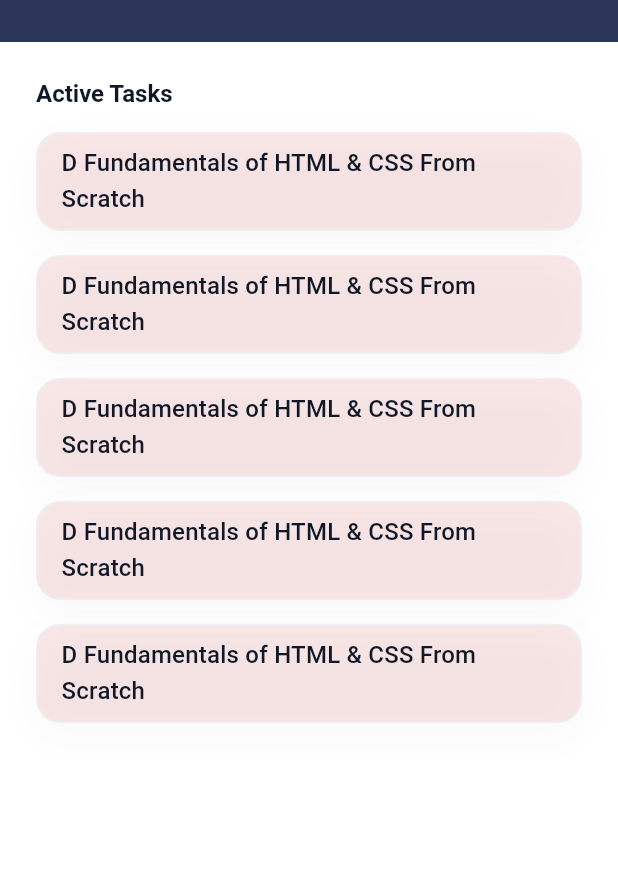
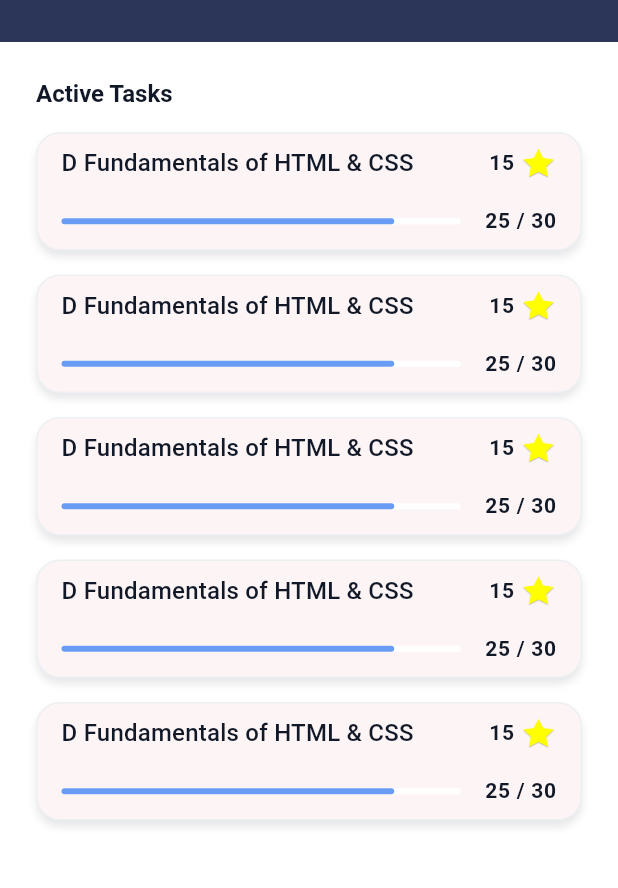
Before and after one commit to DargaHasanBasri/word_prime, a Flutter app: the TaskListPage screen opened directly, on a phone screen of 412 x 824 dp, the part 78-966 px from its top. Run offline on Flutter 3.47's test engine with Material 3 defaults, Android fonts, the phone set to English and light mode, and no system bars; our stand-ins replace cached_network_image, dotted_border, easy_localization, get_it; network calls fail.

Commit message:
Update task list
add linear progress bar

```diff
--- a/lib/main.dart
+++ b/lib/main.dart
@@ -41,7 +41,7 @@ class MyApp extends StatelessWidget {
       darkTheme: CustomAppTheme.darkTheme,
       navigatorKey: locator<AppRoutes>().baseNavigatorKey,
       onGenerateRoute: Routes.generateRoute,
-      initialRoute: Routes.Onboarding,
+      initialRoute: Routes.MainTab,
       builder: (context, widget) {
         return widget!;
       },
--- a/lib/ui/pages/task_list/components/tasks_list_item.dart
+++ b/lib/ui/pages/task_list/components/tasks_list_item.dart
@@ -3,10 +3,15 @@ import 'package:word_prime/export.dart';
 class TaskListItem extends StatelessWidget {
   final String taskTitle;
   final int score;
+  final int completedTask;
+  final int countTask;
+
   const TaskListItem({
     super.key,
     required this.taskTitle,
     required this.score,
+    required this.completedTask,
+    required this.countTask,
   });
 
   @override
@@ -17,24 +22,68 @@ class TaskListItem extends StatelessWidget {
         horizontal: 16,
       ),
       decoration: BoxDecoration(
-        color: Theme.of(context).colorScheme.onSecondaryContainer.withOpacity(0.2),
+        color: Theme.of(context).colorScheme.onSecondaryContainer,
         borderRadius: BorderRadius.circular(16),
         border: Border.all(
           color: Theme.of(context).colorScheme.onPrimaryContainer,
         ),
         boxShadow: [
           BoxShadow(
-            color: AppColors.mirage.withOpacity(0.03),
-            blurRadius: 20,
-            offset: Offset(0, 8),
+            color: Theme.of(context).colorScheme.secondary.withOpacity(0.10),
+            blurRadius: 4,
+            offset: Offset(0, 4),
           ),
         ],
       ),
-      child: Text(
-        taskTitle,
-        style: Theme.of(context).textTheme.titleMedium,
-        overflow: TextOverflow.ellipsis,
-        maxLines: 3,
+      child: Column(
+        crossAxisAlignment: CrossAxisAlignment.stretch,
+        children: [
+          Row(
+            children: [
+              Expanded(
+                child: Text(
+                  taskTitle,
+                  style: Theme.of(context).textTheme.titleMedium,
+                  overflow: TextOverflow.ellipsis,
+                  maxLines: 3,
+                ),
+              ),
+              SizedBox(width: AppSizes.sizedBoxOverallWidth),
+              Row(
+                children: [
+                  Text(
+                    '$score',
+                    style: Theme.of(context).textTheme.bodyLarge,
+                  ),
+                  SizedBox(width: AppSizes.sizedBoxXSmallWidth),
+                  Image.asset(
+                    AppAssets.icScorePath,
+                    width: AppSizes.appOverallIconWidth,
+                    height: AppSizes.appOverallIconHeight,
+                  ),
+                ],
+              ),
+            ],
+          ),
+          SizedBox(height: AppSizes.sizedBoxMediumHeight),
+          Row(
+            children: [
+              Expanded(
+                child: LinearProgressIndicator(
+                  value: (completedTask / countTask),
+                  borderRadius: BorderRadius.circular(8),
+                  color: AppColors.cornflowerBlue,
+                  backgroundColor: AppColors.white,
+                ),
+              ),
+              SizedBox(width: AppSizes.sizedBoxMediumWidth),
+              Text(
+                "${completedTask} / ${countTask}",
+                style: Theme.of(context).textTheme.bodyLarge,
+              ),
+            ],
+          ),
+        ],
       ),
     );
   }
--- a/lib/ui/pages/task_list/task_list_page.dart
+++ b/lib/ui/pages/task_list/task_list_page.dart
@@ -50,9 +50,11 @@ class _TaskListPageState extends BaseStatefulState<TaskListPage> {
           itemBuilder: (context, index) {
             return TaskListItem(
               taskTitle: _vm.taskMethod.value == 'Weekly'
-                  ? 'W Fundamentals of HTML & CSS From Scratch'
-                  : 'D Fundamentals of HTML & CSS From Scratch',
+                  ? 'W Fundamentals of HTML & CSS'
+                  : 'D Fundamentals of HTML & CSS',
               score: 15,
+              completedTask: _vm.completedTask,
+              countTask: _vm.countTask,
             );
           },
           separatorBuilder: (context, index) => SizedBox(
--- a/lib/ui/pages/task_list/task_list_view_model.dart
+++ b/lib/ui/pages/task_list/task_list_view_model.dart
@@ -4,5 +4,8 @@ class TaskListViewModel extends BaseViewModel {
   final String whichTaskMethod;
   TaskListViewModel(this.whichTaskMethod);
 
+  final int completedTask = 25;
+  final int countTask = 30;
+
   ValueNotifier<String> taskMethod = ValueNotifier('');
 }
--- a/lib/ui/pages/tasks/components/ranking_results.dart
+++ b/lib/ui/pages/tasks/components/ranking_results.dart
@@ -52,9 +52,12 @@ class RankingResults extends StatelessWidget {
               mainAxisAlignment: MainAxisAlignment.start,
               children: [
                 Padding(
-                  padding: AppPaddings.paddingLargeBottom,
-                  child: Image.asset(
-                    AppAssets.icScoreFlashPath,
+                  padding: AppPaddings.paddingSmallVertical,
+                  child: AspectRatio(
+                    aspectRatio: 2  ,
+                    child: Image.asset(
+                      AppAssets.imgImgDeerPath,
+                    ),
                   ),
                 ),
                 Padding(
--- a/lib/utils/app_assets.dart
+++ b/lib/utils/app_assets.dart
@@ -37,7 +37,6 @@ final class AppAssets {
   static String icScorePath = _imagePath('ic_score');
   static String icTaskDailyPath = _imagePath('ic_task_daily');
   static String icTaskWeeklyPath = _imagePath('ic_task_weekly');
-  static String icScoreFlashPath = _imagePath('ic_score_flash');
   static String icRankFirstPath = _imagePath('ic_rank_first');
   static String icSettingsPath = _imagePath('ic_settings');
   static String icClosePath = _imagePath('ic_close');
@@ -47,7 +46,6 @@ final class AppAssets {
   static String imgQuizAnalysisIllustrationPath = _imagePath('img_quiz_analysis_illustration');
   static String imgImgDeerPath = _imagePath('img_deer');
   static String imgImgBookPath = _imagePath('img_book');
-  static String imgImgOnboardingSecondPath = _imagePath('img_onboarding_second');
   static String imgImgGetStartedPath = _imagePath('img_get_started');
 
   static String _imagePath(String fileName) => '$_basePath$fileName.png';
--- a/lib/utils/theme/custom_color_scheme.dart
+++ b/lib/utils/theme/custom_color_scheme.dart
@@ -13,7 +13,7 @@ final class CustomColorScheme {
     secondary: Color(0xff111827),
     onSecondary: Color(4294967295),
     secondaryContainer: Color(0xffF9FAFB),
-    onSecondaryContainer: Color(0xffE88B8C),
+    onSecondaryContainer: Color(0xfffdf5f5),
     tertiary: Color(0xff6B7280),
     onTertiary: Color(0xff9CA3AF),
     tertiaryContainer: Color(0xff9BBDF8),
@@ -23,7 +23,7 @@ final class CustomColorScheme {
     errorContainer: Color(4294957782),
     onErrorContainer: Color(4282449922),
     surface: Color(0xff2C3658),
-    onSurface: Color(4280490263),
+    onSurface: Color(0xffFFFFFF),
     onSurfaceVariant: Color(4283646783),
     outline: Color(0xff2C3658),
     outlineVariant: Color(4292395708),
@@ -72,7 +72,7 @@ final class CustomColorScheme {
     errorContainer: Color(4287823882),
     onErrorContainer: Color(4294957782),
     surface: Color(4279898383),
-    onSurface: Color(4294041562),
+    onSurface: Color(0xffFFFFFF),
     onSurfaceVariant: Color(4292395708),
     outline: Color(0xff374151),
     outlineVariant: Color(4283646783),
@@ -81,7 +81,7 @@ final class CustomColorScheme {
     inverseSurface: Color(4294041562),
     inversePrimary: Color(0xff2C3658),
     primaryFixed: Color(4294958033),
-    onPrimaryFixed: Color(4281993985),
+    onPrimaryFixed: Color(0xffE8DEF8),
     primaryFixedDim: Color(4294948256),
     onPrimaryFixedVariant: Color(4285674787),
     secondaryFixed: Color(4294958033),
```
Also changed, not shown: assets/images/ic_score.png, assets/images/ic_score_flash.png (deleted).
